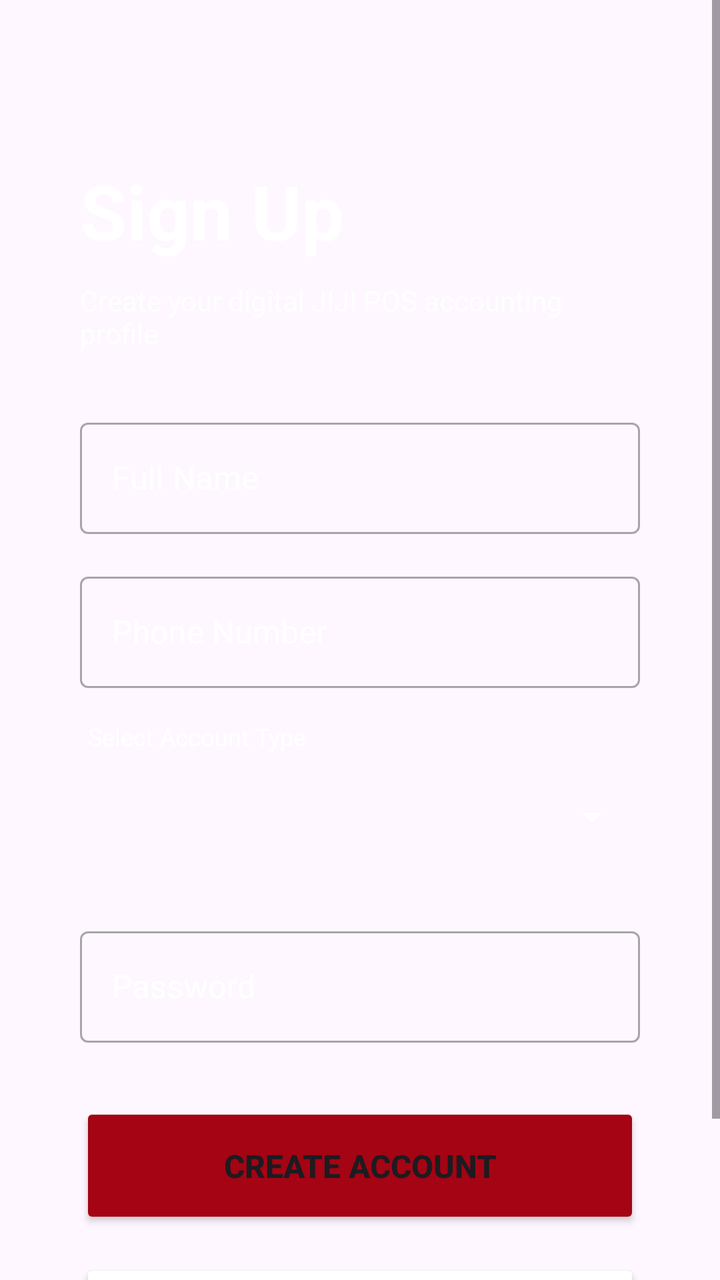
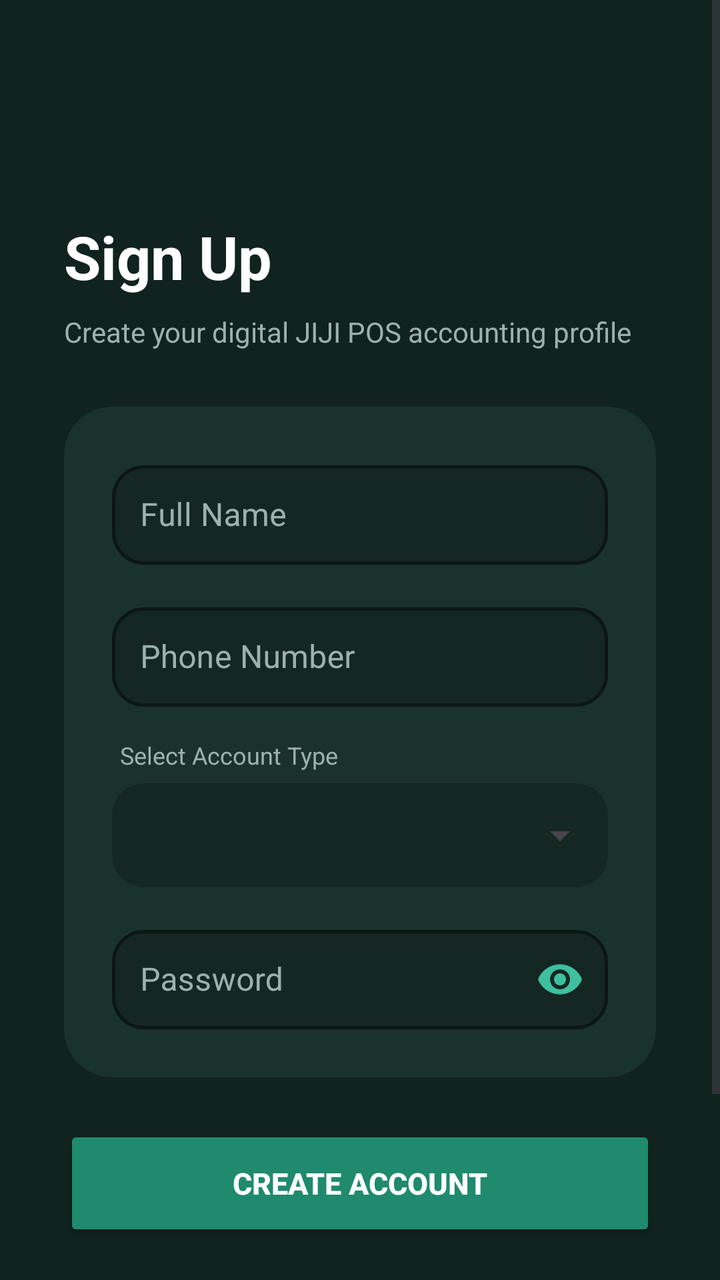

Compare the two renders of this Android layout. The source of the first and the diff that turns it into the second are given below.
<!-- AndroidManifest.xml: application theme Theme.JIJIPOS -->
<!-- res/layout/activity_register.xml -->
<?xml version="1.0" encoding="utf-8"?>
<ScrollView xmlns:android="http://schemas.android.com/apk/res/android"
             android:layout_width="match_parent"
             android:layout_height="match_parent"
    >

    <LinearLayout
        android:layout_width="match_parent"
        android:layout_height="wrap_content"
        android:orientation="vertical"
        android:padding="40dp">

        <LinearLayout
            android:layout_width="wrap_content"
            android:layout_height="40dp"
            android:orientation="vertical" />

        <TextView
            android:layout_width="match_parent"
            android:layout_height="wrap_content"
            android:text="Sign Up"
            android:textSize="38sp"
            android:textColor="@color/white"
            android:textStyle="bold"
            android:layout_marginBottom="10dp" />

        <TextView
            android:layout_width="match_parent"
            android:layout_height="wrap_content"
            android:text="Create your digital JIJI POS accounting profile"
            android:textColor="@color/white"
            android:alpha="0.8"
            android:layout_marginBottom="30dp" />

        <com.google.android.material.textfield.TextInputLayout
            android:layout_width="match_parent"
            android:layout_height="wrap_content"
            android:layout_marginBottom="16dp"
            android:hint="Full Name"
            android:textColorHint="@color/white"
            style="@style/Widget.MaterialComponents.TextInputLayout.OutlinedBox">

            <com.google.android.material.textfield.TextInputEditText
                android:id="@+id/registerName"
                android:layout_width="match_parent"
                android:layout_height="wrap_content"
                android:inputType="textPersonName"
                android:textColor="@color/white" />
        </com.google.android.material.textfield.TextInputLayout>

        <com.google.android.material.textfield.TextInputLayout
            android:layout_width="match_parent"
            android:layout_height="wrap_content"
            android:layout_marginBottom="16dp"
            android:hint="Phone Number"
            android:textColorHint="@color/white"
            style="@style/Widget.MaterialComponents.TextInputLayout.OutlinedBox">

            <com.google.android.material.textfield.TextInputEditText
                android:id="@+id/registerPhone"
                android:layout_width="match_parent"
                android:layout_height="wrap_content"
                android:inputType="phone"
                android:textColor="@color/white" />
        </com.google.android.material.textfield.TextInputLayout>

        <TextView
            android:layout_width="match_parent"
            android:layout_height="wrap_content"
            android:text="Select Account Type"
            android:textColor="@color/white"
            android:textSize="12sp"
            android:layout_marginStart="4dp"
            android:layout_marginBottom="4dp"/>

        <Spinner
            android:id="@+id/spinnerRoles"
            android:layout_width="match_parent"
            android:layout_height="56dp"
            android:layout_marginBottom="24dp"
            android:backgroundTint="@color/white"
            android:spinnerMode="dropdown"/>

        <com.google.android.material.textfield.TextInputLayout
            android:layout_width="match_parent"
            android:layout_height="wrap_content"
            android:layout_marginBottom="30dp"
            android:hint="Password"
            android:textColorHint="@color/white"
            style="@style/Widget.MaterialComponents.TextInputLayout.OutlinedBox">

            <com.google.android.material.textfield.TextInputEditText
                android:id="@+id/registerPassword"
                android:layout_width="match_parent"
                android:layout_height="wrap_content"
                android:inputType="textPassword"
                android:textColor="@color/white" />
        </com.google.android.material.textfield.TextInputLayout>

        <Button
            android:id="@+id/buttonRegisterSubmit"
            android:layout_width="match_parent"
            android:layout_height="63dp"
            android:backgroundTint="@color/red"
            android:text="CREATE ACCOUNT"
            android:textSize="16sp"
            android:textStyle="bold" />

        <LinearLayout
            android:layout_width="wrap_content"
            android:layout_height="15dp"
            android:orientation="vertical"/>

        <Button
            android:id="@+id/buttonBackToLogin"
            android:layout_width="match_parent"
            android:layout_height="63dp"
            android:backgroundTint="@color/white"
            android:text="BACK TO SIGN IN"
            android:textColor="@color/black"
            android:textSize="16sp"
            android:textStyle="bold" />

    </LinearLayout>
</ScrollView>
<!-- resources referenced by this layout -->
<resources>
  <color name="black">#FF000000</color>
  <color name="red">#A40413</color>
  <color name="white">#FFFFFFFF</color>
  <style name="Theme.JIJIPOS" parent="Base.Theme.JIJIPOS" />
  <style name="Base.Theme.JIJIPOS" parent="Theme.Material3.DayNight.NoActionBar">
          
          
      </style>
</resources>

<!-- the commit's change to res/layout/activity_register.xml (unified diff, before → after) -->
@@ -1,125 +1,200 @@
 <?xml version="1.0" encoding="utf-8"?>
-<ScrollView xmlns:android="http://schemas.android.com/apk/res/android"
-             android:layout_width="match_parent"
-             android:layout_height="match_parent"
-    >
+<ScrollView
+    xmlns:android="http://schemas.android.com/apk/res/android"
+    xmlns:app="http://schemas.android.com/apk/res-auto"
+    android:layout_width="match_parent"
+    android:layout_height="match_parent"
+    android:background="@color/bg_dark"
+    android:fillViewport="true">
 
     <LinearLayout
         android:layout_width="match_parent"
         android:layout_height="wrap_content"
         android:orientation="vertical"
-        android:padding="40dp">
+        android:padding="32dp">
 
         <LinearLayout
             android:layout_width="wrap_content"
-            android:layout_height="40dp"
-            android:orientation="vertical" />
+            android:layout_height="32dp" />
+
+        <ImageView
+            android:layout_width="24dp"
+            android:layout_height="24dp"
+            app:tint="@color/white"
+            android:layout_marginBottom="20dp" />
 
         <TextView
             android:layout_width="match_parent"
             android:layout_height="wrap_content"
             android:text="Sign Up"
-            android:textSize="38sp"
+            android:textSize="30sp"
             android:textColor="@color/white"
             android:textStyle="bold"
-            android:layout_marginBottom="10dp" />
+            android:layout_marginBottom="8dp" />
 
         <TextView
             android:layout_width="match_parent"
             android:layout_height="wrap_content"
             android:text="Create your digital JIJI POS accounting profile"
-            android:textColor="@color/white"
-            android:alpha="0.8"
-            android:layout_marginBottom="30dp" />
-
-        <com.google.android.material.textfield.TextInputLayout
+            android:textColor="@color/text_muted"
+            android:textSize="14sp"
+            android:layout_marginBottom="28dp" />
+
+        
+        <androidx.cardview.widget.CardView
             android:layout_width="match_parent"
             android:layout_height="wrap_content"
-            android:layout_marginBottom="16dp"
-            android:hint="Full Name"
-            android:textColorHint="@color/white"
-            style="@style/Widget.MaterialComponents.TextInputLayout.OutlinedBox">
-
-            <com.google.android.material.textfield.TextInputEditText
-                android:id="@+id/registerName"
+            app:cardCornerRadius="24dp"
+            app:cardElevation="0dp"
+            app:cardBackgroundColor="@color/card_dark"
+            android:layout_marginBottom="24dp">
+
+            <LinearLayout
                 android:layout_width="match_parent"
                 android:layout_height="wrap_content"
-                android:inputType="textPersonName"
-                android:textColor="@color/white" />
-        </com.google.android.material.textfield.TextInputLayout>
-
-        <com.google.android.material.textfield.TextInputLayout
-            android:layout_width="match_parent"
-            android:layout_height="wrap_content"
-            android:layout_marginBottom="16dp"
-            android:hint="Phone Number"
-            android:textColorHint="@color/white"
-            style="@style/Widget.MaterialComponents.TextInputLayout.OutlinedBox">
-
-            <com.google.android.material.textfield.TextInputEditText
-                android:id="@+id/registerPhone"
-                android:layout_width="match_parent"
-                android:layout_height="wrap_content"
-                android:inputType="phone"
-                android:textColor="@color/white" />
-        </com.google.android.material.textfield.TextInputLayout>
-
-        <TextView
-            android:layout_width="match_parent"
-            android:layout_height="wrap_content"
-            android:text="Select Account Type"
-            android:textColor="@color/white"
-            android:textSize="12sp"
-            android:layout_marginStart="4dp"
-            android:layout_marginBottom="4dp"/>
-
-        <Spinner
-            android:id="@+id/spinnerRoles"
-            android:layout_width="match_parent"
-            android:layout_height="56dp"
-            android:layout_marginBottom="24dp"
-            android:backgroundTint="@color/white"
-            android:spinnerMode="dropdown"/>
-
-        <com.google.android.material.textfield.TextInputLayout
-            android:layout_width="match_parent"
-            android:layout_height="wrap_content"
-            android:layout_marginBottom="30dp"
-            android:hint="Password"
-            android:textColorHint="@color/white"
-            style="@style/Widget.MaterialComponents.TextInputLayout.OutlinedBox">
-
-            <com.google.android.material.textfield.TextInputEditText
-                android:id="@+id/registerPassword"
-                android:layout_width="match_parent"
-                android:layout_height="wrap_content"
-                android:inputType="textPassword"
-                android:textColor="@color/white" />
-        </com.google.android.material.textfield.TextInputLayout>
+                android:orientation="vertical"
+                android:padding="24dp">
+
+                <com.google.android.material.textfield.TextInputLayout
+                    android:layout_width="match_parent"
+                    android:layout_height="wrap_content"
+                    android:layout_marginBottom="16dp"
+                    android:hint="Full Name"
+                    android:textColorHint="@color/text_muted"
+                    app:hintTextColor="@color/teal_light"
+                    app:boxStrokeColor="@color/teal_light"
+                    app:boxStrokeWidth="1.5dp"
+                    app:boxBackgroundColor="@color/input_bg"
+                    app:boxCornerRadiusTopStart="16dp"
+                    app:boxCornerRadiusTopEnd="16dp"
+                    app:boxCornerRadiusBottomStart="16dp"
+                    app:boxCornerRadiusBottomEnd="16dp"
+                    style="@style/Widget.MaterialComponents.TextInputLayout.OutlinedBox">
+
+                    <com.google.android.material.textfield.TextInputEditText
+                        android:id="@+id/registerName"
+                        android:layout_width="match_parent"
+                        android:layout_height="wrap_content"
+                        android:inputType="textPersonName"
+                        android:padding="14dp"
+                        android:textColor="@color/white" />
+                </com.google.android.material.textfield.TextInputLayout>
+
+                <com.google.android.material.textfield.TextInputLayout
+                    android:layout_width="match_parent"
+                    android:layout_height="wrap_content"
+                    android:layout_marginBottom="16dp"
+                    android:hint="Phone Number"
+                    android:textColorHint="@color/text_muted"
+                    app:hintTextColor="@color/teal_light"
+                    app:boxStrokeColor="@color/teal_light"
+                    app:boxStrokeWidth="1.5dp"
+                    app:boxBackgroundColor="@color/input_bg"
+                    app:boxCornerRadiusTopStart="16dp"
+                    app:boxCornerRadiusTopEnd="16dp"
+                    app:boxCornerRadiusBottomStart="16dp"
+                    app:boxCornerRadiusBottomEnd="16dp"
+                    style="@style/Widget.MaterialComponents.TextInputLayout.OutlinedBox">
+
+                    <com.google.android.material.textfield.TextInputEditText
+                        android:id="@+id/registerPhone"
+                        android:layout_width="match_parent"
+                        android:layout_height="wrap_content"
+                        android:inputType="phone"
+                        android:padding="14dp"
+                        android:textColor="@color/white" />
+                </com.google.android.material.textfield.TextInputLayout>
+
+                <TextView
+                    android:layout_width="match_parent"
+                    android:layout_height="wrap_content"
+                    android:text="Select Account Type"
+                    android:textColor="@color/text_muted"
+                    android:textSize="12sp"
+                    android:layout_marginStart="4dp"
+                    android:layout_marginBottom="6dp"/>
+
+                <androidx.cardview.widget.CardView
+                    android:layout_width="match_parent"
+                    android:layout_height="wrap_content"
+                    app:cardCornerRadius="16dp"
+                    app:cardElevation="0dp"
+                    app:cardBackgroundColor="@color/input_bg"
+                    android:layout_marginBottom="16dp">
+
+                    <Spinner
+                        android:id="@+id/spinnerRoles"
+                        android:layout_width="match_parent"
+                        android:layout_height="52dp"
+                        android:paddingStart="12dp"
+                        android:paddingEnd="12dp"
+                        android:spinnerMode="dropdown"/>
+                </androidx.cardview.widget.CardView>
+
+                <com.google.android.material.textfield.TextInputLayout
+                    android:layout_width="match_parent"
+                    android:layout_height="wrap_content"
+                    android:hint="Password"
+                    android:textColorHint="@color/text_muted"
+                    app:hintTextColor="@color/teal_light"
+                    app:boxStrokeColor="@color/teal_light"
+                    app:boxStrokeWidth="1.5dp"
+                    app:boxBackgroundColor="@color/input_bg"
+                    app:boxCornerRadiusTopStart="16dp"
+                    app:boxCornerRadiusTopEnd="16dp"
+                    app:boxCornerRadiusBottomStart="16dp"
+                    app:boxCornerRadiusBottomEnd="16dp"
+                    app:passwordToggleEnabled="true"
+                    app:passwordToggleTint="@color/teal_light"
+                    style="@style/Widget.MaterialComponents.TextInputLayout.OutlinedBox">
+
+                    <com.google.android.material.textfield.TextInputEditText
+                        android:id="@+id/registerPassword"
+                        android:layout_width="match_parent"
+                        android:layout_height="wrap_content"
+                        android:inputType="textPassword"
+                        android:padding="14dp"
+                        android:textColor="@color/white" />
+                </com.google.android.material.textfield.TextInputLayout>
+
+            </LinearLayout>
+        </androidx.cardview.widget.CardView>
 
         <Button
             android:id="@+id/buttonRegisterSubmit"
             android:layout_width="match_parent"
-            android:layout_height="63dp"
-            android:backgroundTint="@color/red"
+            android:layout_height="58dp"
+            android:backgroundTint="@color/teal_primary"
             android:text="CREATE ACCOUNT"
-            android:textSize="16sp"
-            android:textStyle="bold" />
+            android:textSize="15sp"
+            android:textColor="@color/white"
+            android:textStyle="bold"
+            android:elevation="4dp"
+            app:cornerRadius="16dp" />
 
         <LinearLayout
             android:layout_width="wrap_content"
-            android:layout_height="15dp"
+            android:layout_height="14dp"
             android:orientation="vertical"/>
 
         <Button
             android:id="@+id/buttonBackToLogin"
             android:layout_width="match_parent"
-            android:layout_height="63dp"
-            android:backgroundTint="@color/white"
+            android:layout_height="58dp"
+            android:backgroundTint="@color/card_dark"
             android:text="BACK TO SIGN IN"
-            android:textColor="@color/black"
-            android:textSize="16sp"
-            android:textStyle="bold" />
+            android:textColor="@color/white"
+            android:textSize="15sp"
+            android:textStyle="bold"
+            android:elevation="0dp"
+            app:cornerRadius="16dp"
+            app:strokeColor="@color/divider"
+            app:strokeWidth="1dp" />
+
+        <LinearLayout
+            android:layout_width="wrap_content"
+            android:layout_height="24dp"
+            android:orientation="vertical"/>
 
     </LinearLayout>
 </ScrollView>
<!-- resource entries referenced after the edit -->
@@ -1,7 +1,12 @@
 <!-- resources referenced by this layout -->
 <resources>
-  <color name="black">#FF000000</color>
-  <color name="red">#A40413</color>
+  <color name="bg_dark">#10231E</color>
+  <color name="card_dark">#1A322C</color>
+  <color name="divider">#2A423B</color>
+  <color name="input_bg">#152722</color>
+  <color name="teal_light">#3DBFA0</color>
+  <color name="teal_primary">#1F8A6E</color>
+  <color name="text_muted">#9CB3AD</color>
   <color name="white">#FFFFFFFF</color>
   <style name="Theme.JIJIPOS" parent="Base.Theme.JIJIPOS" />
   <style name="Base.Theme.JIJIPOS" parent="Theme.Material3.DayNight.NoActionBar">
